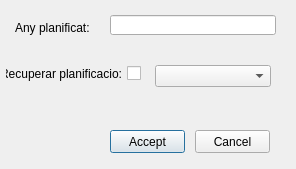
Above: ui/tree_manage.ui from bgeo-gis/treemanage_qgis_pluggin before the change. Below: the same form after it.
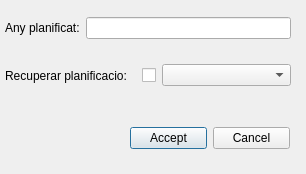
That is the form after the change.

Diff of the .ui file:
```diff
--- a/ui/tree_manage.ui
+++ b/ui/tree_manage.ui
@@ -6,8 +6,8 @@
    <rect>
     <x>0</x>
     <y>0</y>
-    <width>296</width>
-    <height>169</height>
+    <width>306</width>
+    <height>174</height>
    </rect>
   </property>
   <property name="sizePolicy">
@@ -19,80 +19,91 @@
   <property name="windowTitle">
    <string>Tree manage</string>
   </property>
-  <widget class="QLineEdit" name="txt_year">
+  <widget class="QWidget" name="horizontalLayoutWidget">
    <property name="geometry">
     <rect>
-     <x>110</x>
-     <y>15</y>
-     <width>166</width>
-     <height>20</height>
+     <x>5</x>
+     <y>10</y>
+     <width>286</width>
+     <height>36</height>
     </rect>
    </property>
-  </widget>
+   <layout class="QHBoxLayout" name="horizontalLayout">
+    <item>
   <widget class="QLabel" name="plan_any">
-   <property name="geometry">
-    <rect>
-     <x>15</x>
-     <y>20</y>
-     <width>86</width>
-     <height>16</height>
-    </rect>
-   </property>
    <property name="text">
     <string>Any planificat:</string>
    </property>
   </widget>
+    </item>
+    <item>
+     <widget class="QLineEdit" name="txt_year"/>
+    </item>
+   </layout>
+  </widget>
+  <widget class="QWidget" name="horizontalLayoutWidget_2">
+   <property name="geometry">
+    <rect>
+     <x>5</x>
+     <y>55</y>
+     <width>286</width>
+     <height>41</height>
+    </rect>
+   </property>
+   <layout class="QHBoxLayout" name="horizontalLayout_2">
+    <item>
+     <widget class="QLabel" name="label">
+      <property name="text">
+       <string>Recuperar planificacio:</string>
+      </property>
+     </widget>
+    </item>
+    <item>
   <widget class="QCheckBox" name="chk_year">
-   <property name="geometry">
-    <rect>
-     <x>5</x>
-     <y>65</y>
-     <width>136</width>
-     <height>17</height>
-    </rect>
+      <property name="maximumSize">
+       <size>
+        <width>16</width>
+        <height>16777215</height>
+       </size>
    </property>
    <property name="layoutDirection">
     <enum>Qt::RightToLeft</enum>
    </property>
    <property name="text">
-    <string>Recuperar planificacio:</string>
-   </property>
-  </widget>
-  <widget class="QComboBox" name="cbx_years">
+       <string/>
+      </property>
+     </widget>
+    </item>
+    <item>
+     <widget class="QComboBox" name="cbx_years"/>
+    </item>
+   </layout>
+  </widget>
+  <widget class="QWidget" name="horizontalLayoutWidget_3">
    <property name="geometry">
     <rect>
-     <x>155</x>
-     <y>65</y>
-     <width>116</width>
-     <height>22</height>
+     <x>130</x>
+     <y>115</y>
+     <width>160</width>
+     <height>46</height>
     </rect>
    </property>
-  </widget>
+   <layout class="QHBoxLayout" name="horizontalLayout_3">
+    <item>
   <widget class="QPushButton" name="btn_accept">
-   <property name="geometry">
-    <rect>
-     <x>110</x>
-     <y>130</y>
-     <width>75</width>
-     <height>23</height>
-    </rect>
-   </property>
    <property name="text">
     <string>Accept</string>
    </property>
   </widget>
+    </item>
+    <item>
   <widget class="QPushButton" name="btn_cancel">
-   <property name="geometry">
-    <rect>
-     <x>195</x>
-     <y>130</y>
-     <width>75</width>
-     <height>23</height>
-    </rect>
-   </property>
    <property name="text">
     <string>Cancel</string>
    </property>
+     </widget>
+    </item>
+   </layout>
   </widget>
  </widget>
  <resources/>
```
Lines whose indentation alone changed are shown as unchanged.
